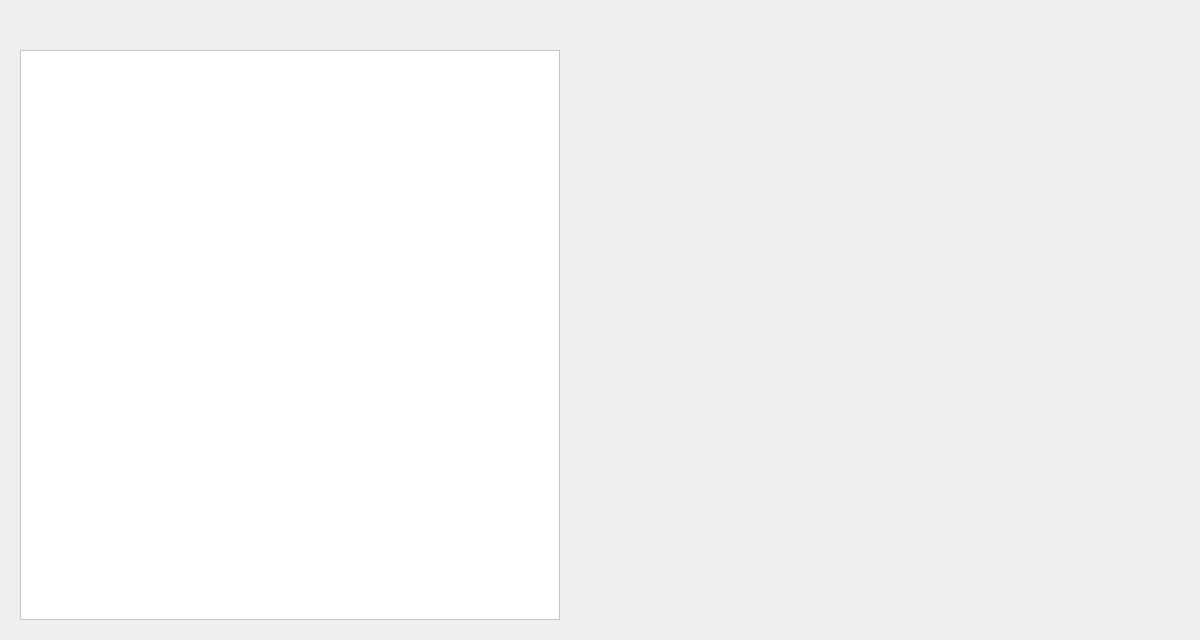
Old version of the form EuropeanVacation/tDestinations.ui in the repository brivero0/TeamMagmar.
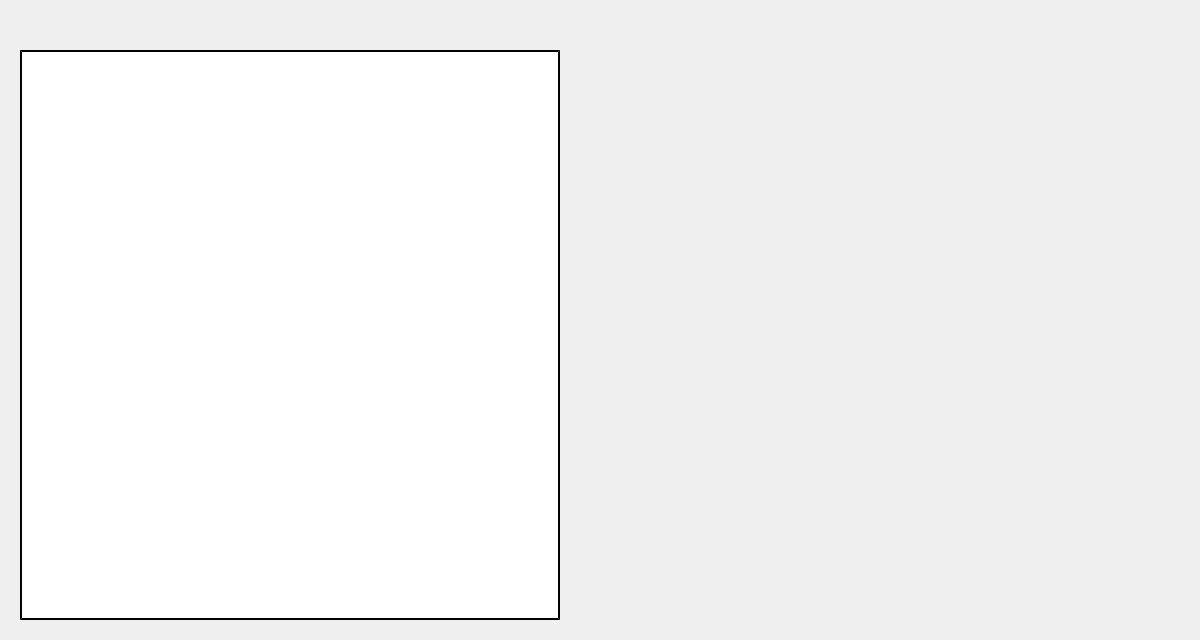
New version of the form. Icons and pictures are not drawn.

Commit message: fixed unknown broder error and fixed typos

The edit to the form file:
```diff
--- a/EuropeanVacation/tDestinations.ui
+++ b/EuropeanVacation/tDestinations.ui
@@ -105,7 +105,7 @@
 
 QTableView{
 background: white;
-broder: 2px outset black;
+border: 2px outset black;
 }</string>
    </property>
    <property name="dragEnabled">
```
The commit also changes 2 other files.
